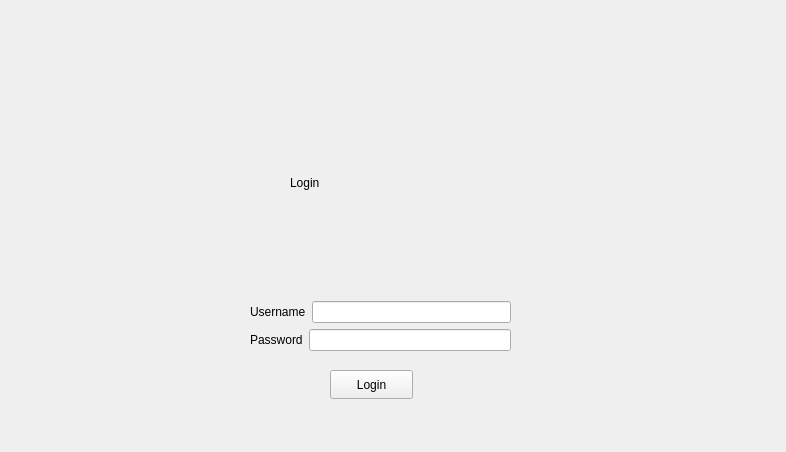
Above: login.ui from Shikhrrr/AttendanceManager before the change. Below: the same form after it.
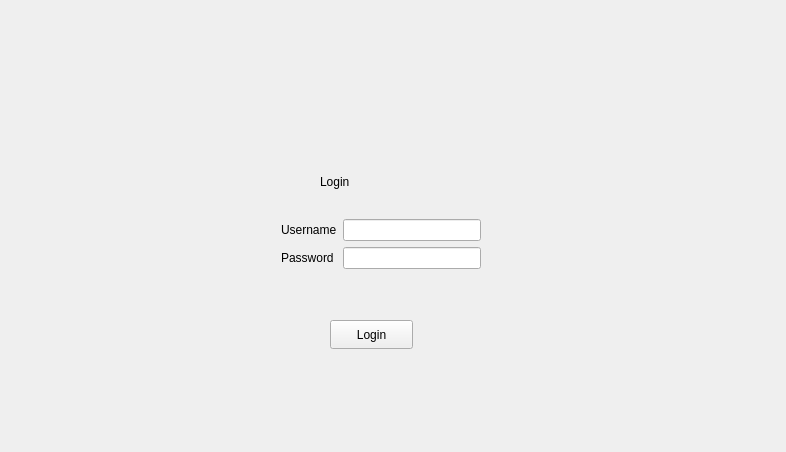
That is the form after the change.

What changed in the file:
```diff
--- a/login.ui
+++ b/login.ui
@@ -17,7 +17,7 @@
    <property name="geometry">
     <rect>
      <x>330</x>
-     <y>370</y>
+     <y>320</y>
      <width>83</width>
      <height>29</height>
     </rect>
@@ -26,18 +26,15 @@
     <string>Login</string>
    </property>
   </widget>
-  <widget class="QWidget" name="layoutWidget">
-   <property name="geometry">
-    <rect>
-     <x>250</x>
-     <y>70</y>
-     <width>261</width>
-     <height>281</height>
-    </rect>
-   </property>
-   <layout class="QVBoxLayout" name="verticalLayout_3">
-    <item>
      <widget class="QLabel" name="label_3">
+   <property name="geometry">
+    <rect>
+     <x>280</x>
+     <y>150</y>
+     <width>212</width>
+     <height>63</height>
+    </rect>
+   </property>
       <property name="styleSheet">
        <string notr="true">font: 28pt &quot;Segoe UI&quot;;
 margin-left: auto;
@@ -47,46 +44,39 @@
        <string>Login</string>
       </property>
      </widget>
-    </item>
-    <item>
-     <layout class="QVBoxLayout" name="verticalLayout_2">
-      <item>
-       <layout class="QVBoxLayout" name="verticalLayout">
-        <item>
-         <layout class="QHBoxLayout" name="horizontalLayout">
-          <item>
-           <widget class="QLabel" name="label">
-            <property name="text">
-             <string>Username</string>
-            </property>
-           </widget>
-          </item>
-          <item>
-           <widget class="QLineEdit" name="username"/>
-          </item>
-         </layout>
-        </item>
-        <item>
-         <layout class="QHBoxLayout" name="horizontalLayout_2">
-          <item>
+  <widget class="QWidget" name="">
+   <property name="geometry">
+    <rect>
+     <x>281</x>
+     <y>219</y>
+     <width>200</width>
+     <height>71</height>
+    </rect>
+   </property>
+   <layout class="QFormLayout" name="formLayout">
+    <item row="3" column="0">
            <widget class="QLabel" name="label_2">
             <property name="text">
              <string>Password</string>
             </property>
            </widget>
           </item>
-          <item>
+    <item row="3" column="1">
            <widget class="QLineEdit" name="password">
             <property name="echoMode">
              <enum>QLineEdit::EchoMode::Password</enum>
             </property>
            </widget>
           </item>
-         </layout>
-        </item>
-       </layout>
-      </item>
-     </layout>
+    <item row="2" column="0">
+     <widget class="QLabel" name="label">
+      <property name="text">
+       <string>Username</string>
+      </property>
+     </widget>
+    </item>
+    <item row="2" column="1">
+     <widget class="QLineEdit" name="username"/>
     </item>
    </layout>
   </widget>
```
Lines whose indentation alone changed are shown as unchanged.
